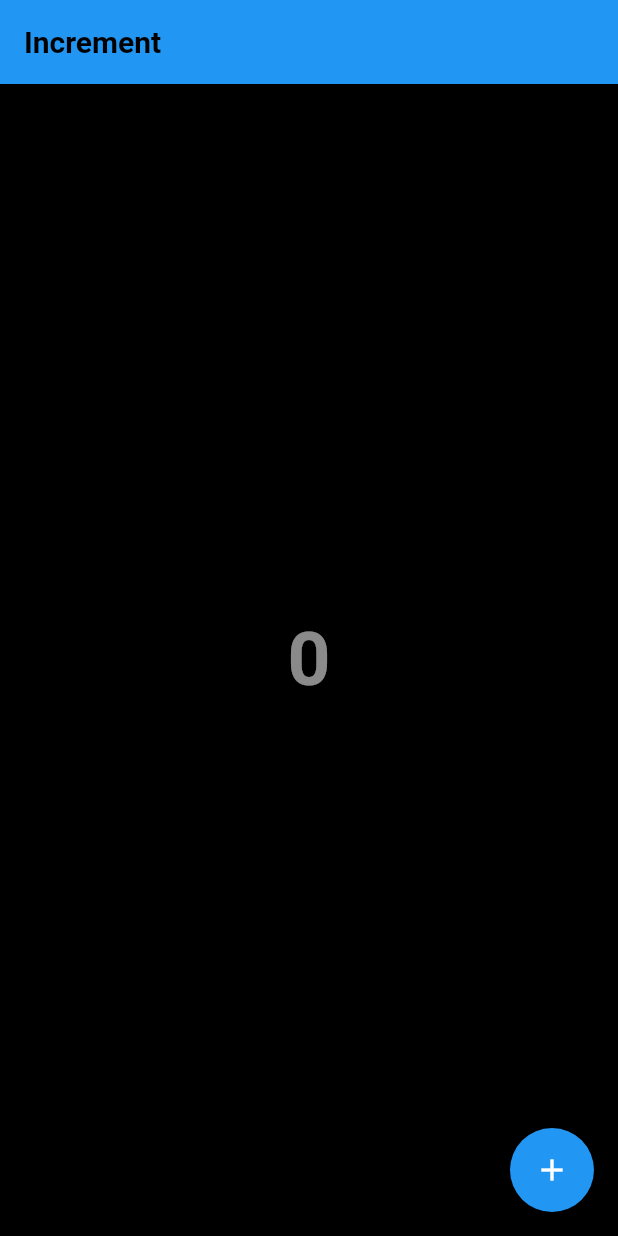
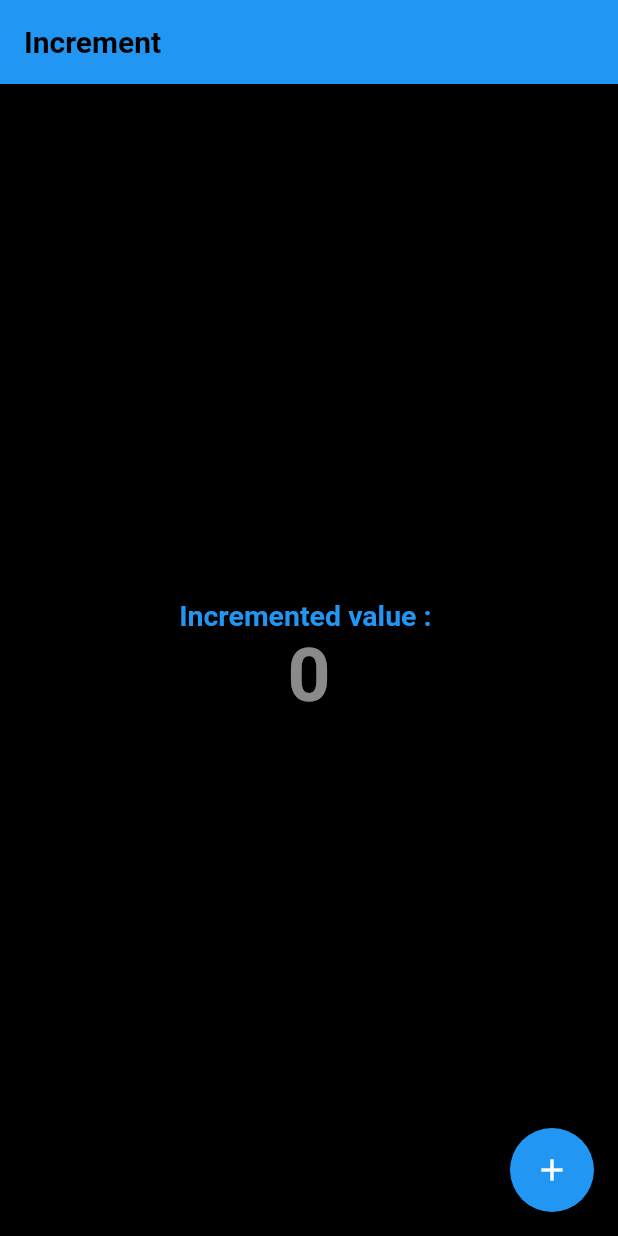
Before and after one commit to SHANIB-C-K/increment-flutter, a Flutter app: the screen it shows after launch, on a phone screen of 412 x 824 dp. Run offline on Flutter 3.47's test engine with Material 2 defaults, Android fonts, the light colour scheme and no system bars.

Commit message:
final commit

```diff
--- a/lib/HomeScreen.dart
+++ b/lib/HomeScreen.dart
@@ -28,6 +28,14 @@ class _HomeScreenState extends State<HomeScreen> {
           mainAxisAlignment: MainAxisAlignment.center,
           children: [
             Text(
+              'Incremented value : ',
+              style: TextStyle(
+                fontSize: 19,
+                fontWeight: FontWeight.bold,
+                color: Colors.blue,
+              ),
+            ),
+            Text(
               _counter.toString(),
               style: TextStyle(
                 fontSize: 50,
```
